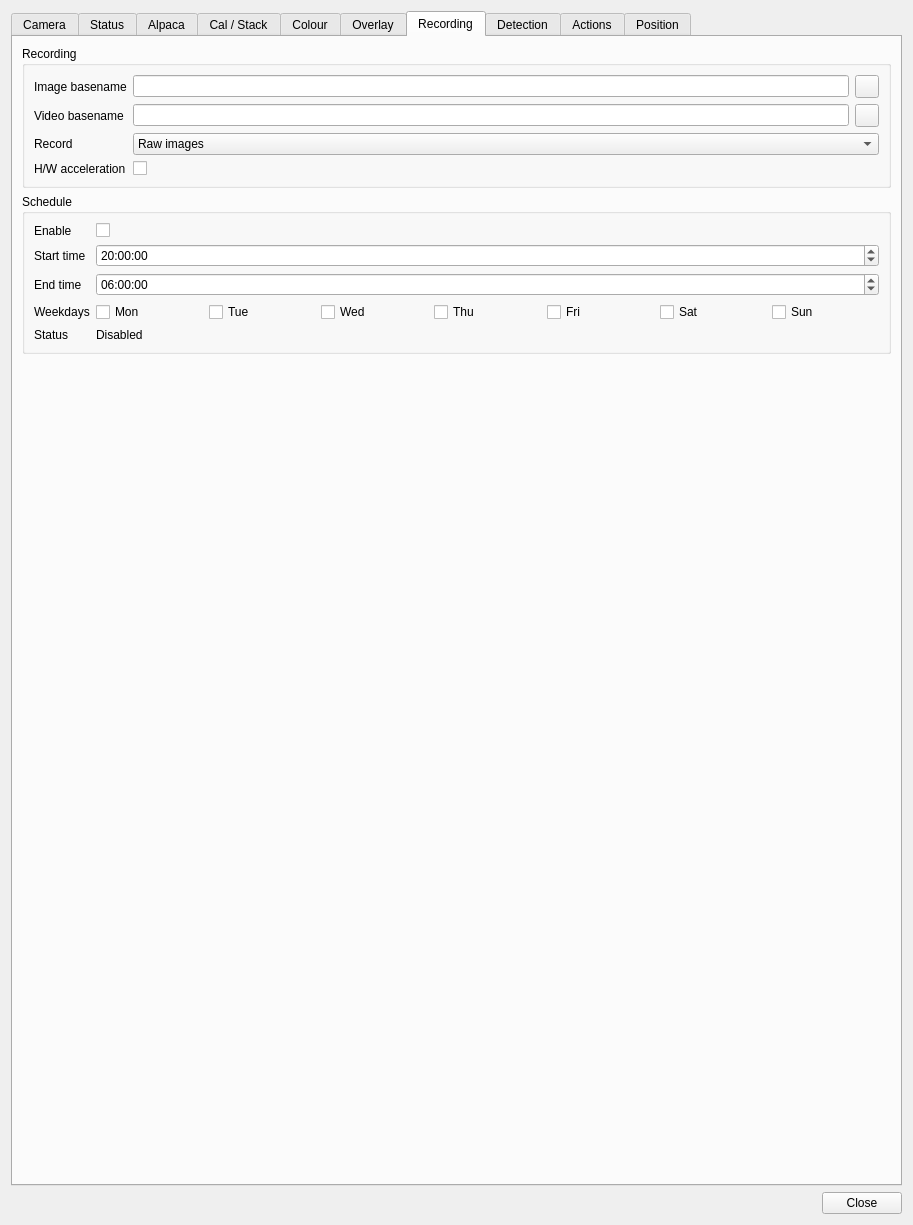
Above: plugins/feature/camera/camerasettingsdialog.ui from srcejon/sdrangel before the change. Below: the same form after it.
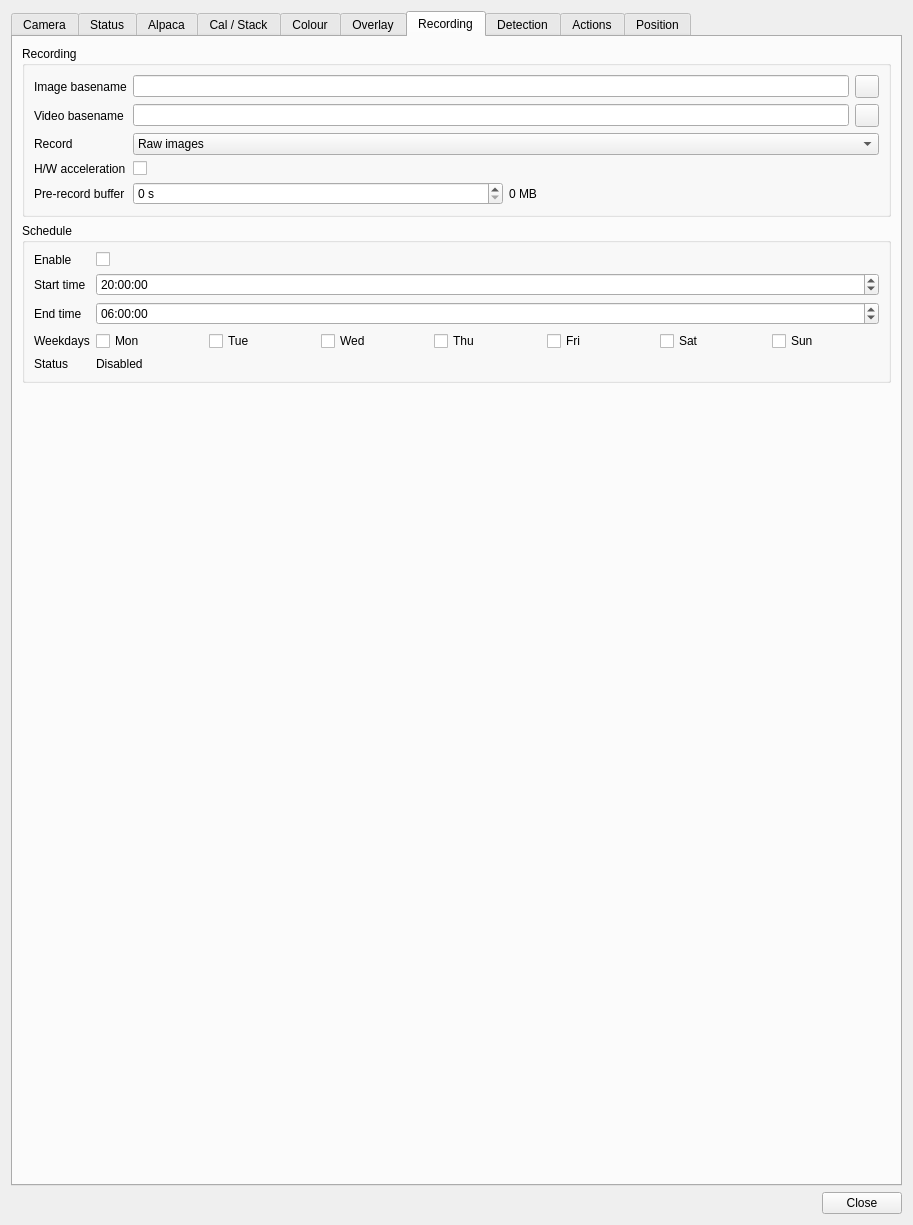
That is the form after the change. The open tabs and pages were chosen to show the change. Icons and pictures are not drawn. Custom widgets are drawn as their Qt base class.

Commit message: Add camera pre-record buffer

```diff
--- a/plugins/feature/camera/camerasettingsdialog.ui
+++ b/plugins/feature/camera/camerasettingsdialog.ui
@@ -3689,6 +3689,37 @@
             </property>
            </widget>
           </item>
+          <item row="4" column="0">
+           <widget class="QLabel" name="videoPreRecordBufferLabel">
+            <property name="text">
+             <string>Pre-record buffer</string>
+            </property>
+           </widget>
+          </item>
+          <item row="4" column="1">
+           <layout class="QHBoxLayout" name="videoPreRecordBufferLayout">
+            <item>
+             <widget class="QSpinBox" name="videoPreRecordBufferSpin">
+              <property name="toolTip">
+               <string>Seconds of live video frames to keep before recording starts</string>
+              </property>
+              <property name="suffix">
+               <string> s</string>
+              </property>
+              <property name="maximum">
+               <number>60</number>
+              </property>
+             </widget>
+            </item>
+            <item>
+             <widget class="QLabel" name="videoPreRecordBufferMemoryLabel">
+              <property name="text">
+               <string>0 MB</string>
+              </property>
+             </widget>
+            </item>
+           </layout>
+          </item>
          </layout>
         </widget>
        </item>
```
Left out of the diff: 1 changed line with no effect on the pictures. The commit also changes 8 other files.
